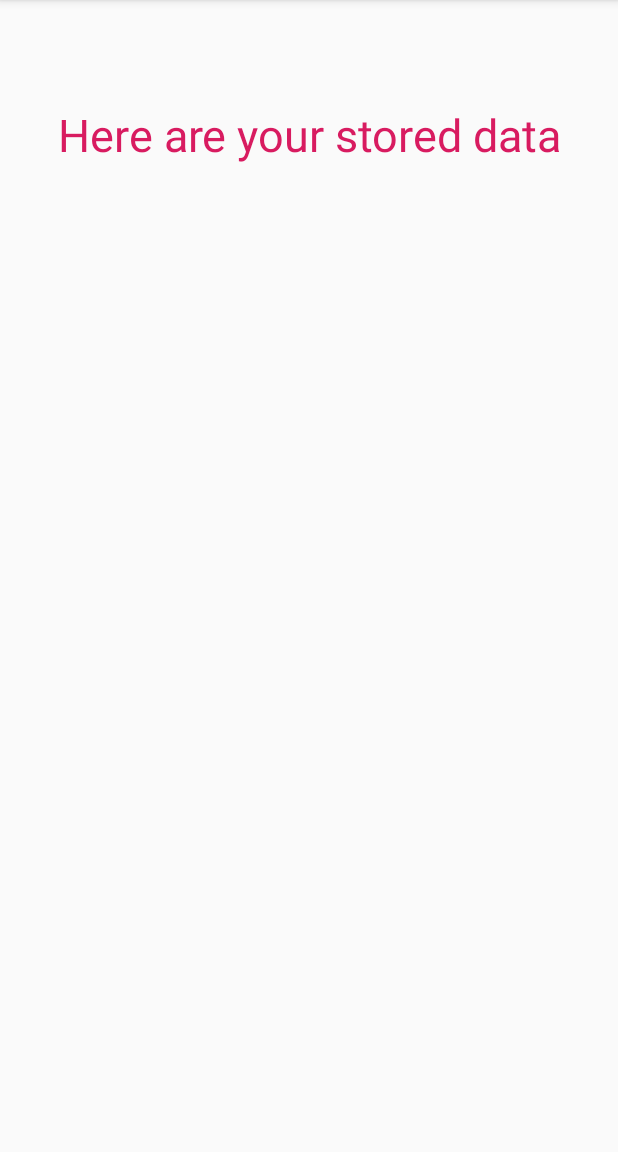
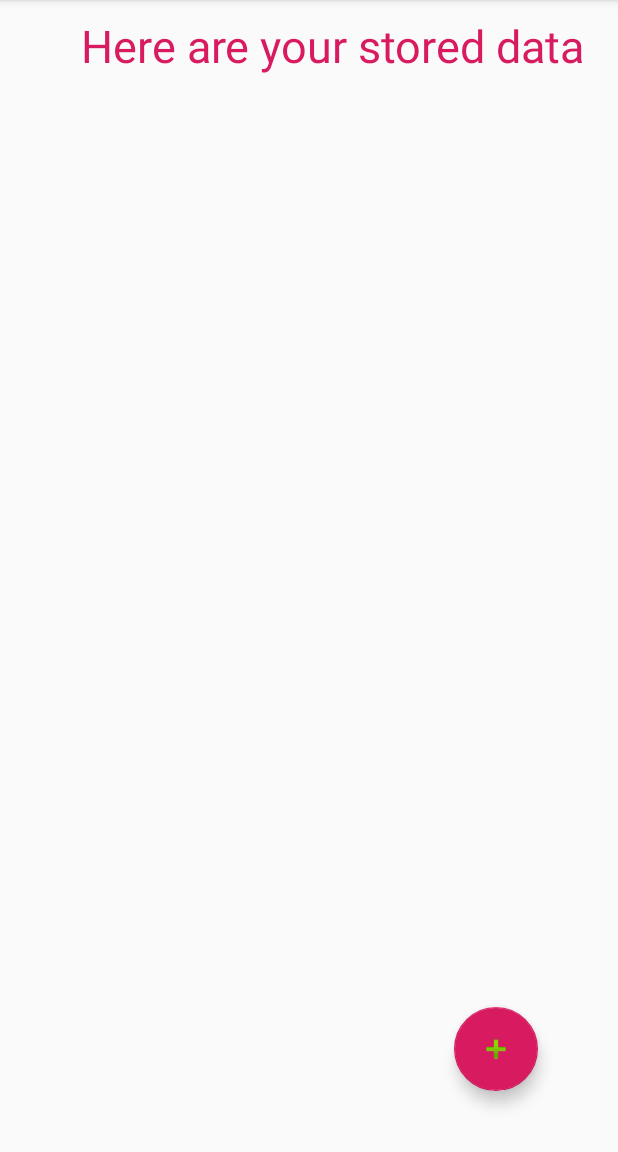
Before and after one commit to abughalib/Todo_Application, an Android app: the ViewData screen opened through its navigation route, on a phone screen of 412 x 824 dp, the part 84-1236 px from its top. Run offline under Robolectric (Android 15) with nearby library versions, the phone set to English and light mode, and no system bars; our stand-ins replace data binding, navigation-ui.

Commit message:
Added FAB, fixed back button.

```diff
--- a/app/src/main/java/com/android/todo/viewdata/ViewData.kt
+++ b/app/src/main/java/com/android/todo/viewdata/ViewData.kt
@@ -6,19 +6,32 @@ import androidx.fragment.app.Fragment
 import android.view.LayoutInflater
 import android.view.View
 import android.view.ViewGroup
+import android.widget.Toast
+import androidx.databinding.DataBindingUtil
+import androidx.navigation.findNavController
 
 import com.android.todo.R
+import com.android.todo.databinding.ViewDataFragmentBinding
 
 class ViewData : Fragment() {
 
     private lateinit var viewModel: ViewDataViewModel
+    private lateinit var binding: ViewDataFragmentBinding
 
     override fun onCreateView(
         inflater: LayoutInflater, container: ViewGroup?,
         savedInstanceState: Bundle?
     ): View? {
 
-        return inflater.inflate(R.layout.view_data_fragment, container, false)
+        binding = DataBindingUtil.inflate(inflater, R.layout.view_data_fragment, container, false)
+
+        binding.addTaskFab.setOnClickListener {
+            Toast.makeText(getActivity()?.getApplicationContext(), "Fill in the details", Toast.LENGTH_SHORT).show()
+            onClickFab(it)
+        }
+
+
+        return binding.root
 
     }
 
@@ -28,4 +41,10 @@ class ViewData : Fragment() {
         // TODO: Use the ViewModel
     }
 
+    private fun onClickFab(view: View){
+
+        view.findNavController().navigate(R.id.action_viewData_to_addNewData)
+
+    }
+
 }
--- a/app/src/main/res/layout/view_data_fragment.xml
+++ b/app/src/main/res/layout/view_data_fragment.xml
@@ -1,4 +1,5 @@
 <?xml version="1.0" encoding="utf-8"?>
+<layout>
 <androidx.constraintlayout.widget.ConstraintLayout xmlns:android="http://schemas.android.com/apk/res/android"
     xmlns:app="http://schemas.android.com/apk/res-auto"
     xmlns:tools="http://schemas.android.com/tools"
@@ -18,7 +19,24 @@
         android:textSize="30sp"
         app:layout_constraintBottom_toBottomOf="parent"
         app:layout_constraintEnd_toEndOf="parent"
+        app:layout_constraintHorizontal_bias="0.771"
         app:layout_constraintStart_toStartOf="parent"
         app:layout_constraintTop_toTopOf="parent"
-        app:layout_constraintVertical_bias="0.084" />
+        app:layout_constraintVertical_bias="0.0" />
+
+    <com.google.android.material.floatingactionbutton.FloatingActionButton
+        android:id="@+id/add_task_fab"
+        android:layout_width="wrap_content"
+        android:layout_height="wrap_content"
+        android:layout_marginBottom="28dp"
+        android:focusable="true"
+        android:clickable="true"
+        android:src="@android:drawable/ic_input_add"
+        app:layout_constraintBottom_toBottomOf="parent"
+        app:layout_constraintEnd_toEndOf="parent"
+        app:layout_constraintHorizontal_bias="0.85"
+        app:layout_constraintStart_toStartOf="parent"
+        app:layout_constraintTop_toTopOf="parent"
+        app:layout_constraintVertical_bias="0.981" />
 </androidx.constraintlayout.widget.ConstraintLayout>
+</layout>
--- a/app/src/main/res/navigation/navigation.xml
+++ b/app/src/main/res/navigation/navigation.xml
@@ -28,7 +28,14 @@
         android:id="@+id/createUser"
         android:name="com.android.todo.CreateUser"
         android:label="Create New User"
-        tools:layout="@layout/fragment_create_user" />
+        tools:layout="@layout/fragment_create_user" >
+        <action
+            android:id="@+id/action_createUser_to_viewData"
+            app:destination="@id/viewData" />
+        <action
+            android:id="@+id/action_createUser_to_loginFragment"
+            app:destination="@id/loginFragment" />
+    </fragment>
     <fragment
         android:id="@+id/viewData"
         android:name="com.android.todo.viewdata.ViewData"
@@ -42,5 +49,9 @@
         android:id="@+id/addNewData"
         android:name="com.android.todo.addNewData.AddNewData"
         android:label="AddNewData"
-        tools:layout="@layout/add_new_data_fragment"/>
+        tools:layout="@layout/add_new_data_fragment">
+        <action
+            android:id="@+id/action_addNewData_to_viewData"
+            app:destination="@id/viewData" />
+    </fragment>
 </navigation>
```
Also changed, not shown: app/src/main/java/com/android/todo/CreateUser.kt (+5 -3 lines), app/src/main/java/com/android/todo/addNewData/AddNewData.kt (+22 -0 lines).
